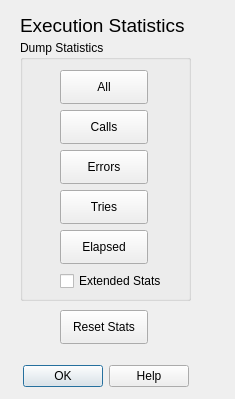
Qt form src/action_dialogs/debug_actions_dialog.ui (rockowitz/ddcui) before a commit.
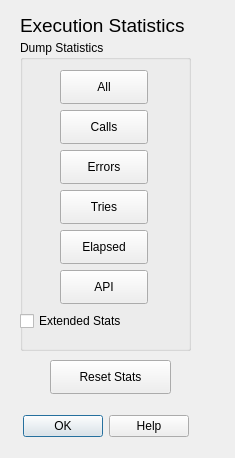
The same form after that commit.

Commit message:
add API button to stats dialog
also adjust formatting

Patch:
```diff
--- a/src/action_dialogs/debug_actions_dialog.ui
+++ b/src/action_dialogs/debug_actions_dialog.ui
@@ -7,7 +7,7 @@
     <x>0</x>
     <y>0</y>
     <width>235</width>
-    <height>399</height>
+    <height>458</height>
    </rect>
   </property>
   <property name="windowTitle">
@@ -17,7 +17,7 @@
    <property name="geometry">
     <rect>
      <x>10</x>
-     <y>360</y>
+     <y>410</y>
      <width>191</width>
      <height>32</height>
     </rect>
@@ -56,7 +56,7 @@
      <x>20</x>
      <y>40</y>
      <width>171</width>
-     <height>261</height>
+     <height>311</height>
     </rect>
    </property>
    <property name="title">
@@ -130,9 +130,9 @@
    <widget class="QCheckBox" name="extendedStats_checkBox">
     <property name="geometry">
      <rect>
-      <x>40</x>
-      <y>230</y>
-      <width>121</width>
+      <x>0</x>
+      <y>270</y>
+      <width>161</width>
       <height>22</height>
      </rect>
     </property>
@@ -140,13 +140,26 @@
      <string>Extended Stats</string>
     </property>
    </widget>
+   <widget class="QPushButton" name="api_pushButton">
+    <property name="geometry">
+     <rect>
+      <x>40</x>
+      <y>230</y>
+      <width>88</width>
+      <height>34</height>
+     </rect>
+    </property>
+    <property name="text">
+     <string>API</string>
+    </property>
+   </widget>
   </widget>
   <widget class="QPushButton" name="resetStats_pushButton">
    <property name="geometry">
     <rect>
-     <x>60</x>
-     <y>310</y>
-     <width>88</width>
+     <x>50</x>
+     <y>360</y>
+     <width>121</width>
      <height>34</height>
     </rect>
    </property>
```
The commit also changes 2 other files.
